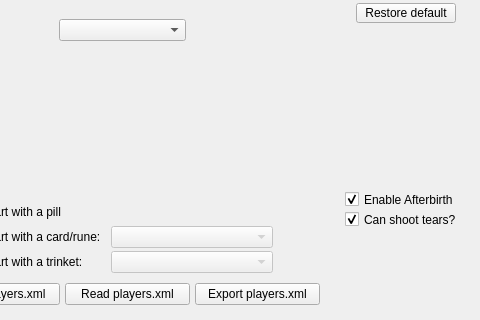
Before: the Qt Designer form mainwindow.ui in cptsnowball/Isaac-Character-Editor, drawn with Qt 5; both pictures show x 225 to 705 and y 97 to 417 of the 705 by 417 pixel window.
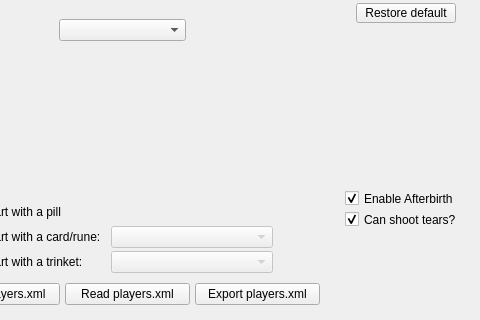
After: the same form once the commit is applied.

```diff
--- a/mainwindow.ui
+++ b/mainwindow.ui
@@ -348,7 +348,7 @@
     <property name="geometry">
      <rect>
       <x>570</x>
-      <y>287</y>
+      <y>286</y>
       <width>125</width>
       <height>19</height>
      </rect>
```
